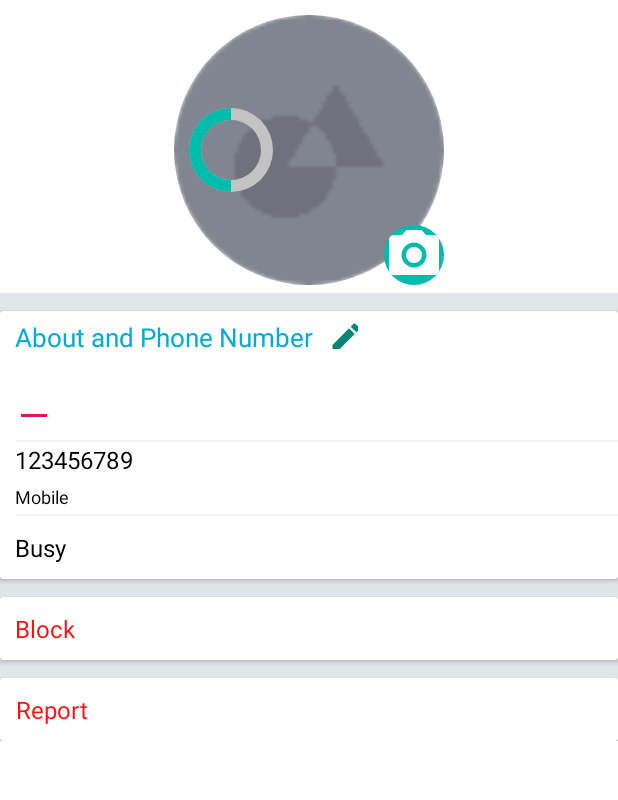
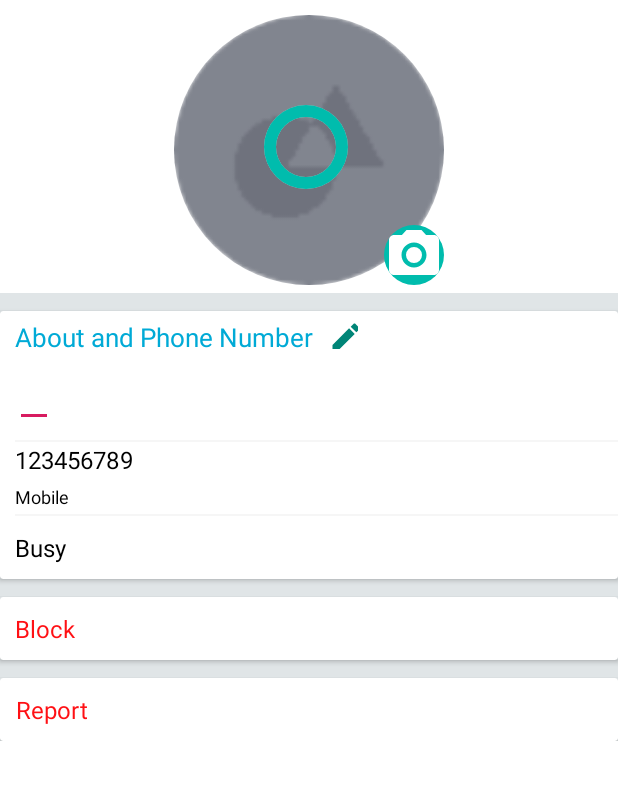
Before and after one commit to sourabh0ch/Firebase-Chatting-App, an Android app: the layout fragment_profile.xml on its own in the app's theme, with its tools: preview values and no code run, on a phone screen of 412 x 824 dp, the part 90-890 px from its top. Run offline under Robolectric (Android 15) with nearby library versions, the phone set to English and light mode, and no system bars.

Commit message:
new style added and some other minor chnages

```diff
--- a/application/app/src/main/AndroidManifest.xml
+++ b/application/app/src/main/AndroidManifest.xml
@@ -53,6 +53,11 @@
             android:theme="@style/AppThemeNoActionBar"
             android:windowSoftInputMode="adjustPan"
             />
+
+        <activity android:name=".activity.NewProfileActivity"
+            android:theme="@style/AppThemeNoActionBar"
+            android:windowSoftInputMode="adjustPan"
+            />
     </application>
 
 </manifest>
--- a/application/app/src/main/java/com/easy/easychat/activity/ChatActivity.java
+++ b/application/app/src/main/java/com/easy/easychat/activity/ChatActivity.java
@@ -134,7 +134,7 @@ public class ChatActivity extends AppCompatActivity {
         tvHeader.setOnClickListener(new View.OnClickListener() {
             @Override
             public void onClick(View view) {
-                Intent profileIntent = new Intent(ChatActivity.this, ProfileActivity.class);
+                Intent profileIntent = new Intent(ChatActivity.this, NewProfileActivity.class);
                 profileIntent.putExtra(CommonConstants.UID, chatUserId);
                 profileIntent.putExtra(CommonConstants.USER_NAME, chatUsername);
                 profileIntent.putExtra(CommonConstants.THUMB_IMAGE, chatUserImg);
--- a/application/app/src/main/res/layout/fragment_profile.xml
+++ b/application/app/src/main/res/layout/fragment_profile.xml
@@ -47,18 +47,19 @@
                     android:layout_alignEnd="@id/user_image"
                     android:layout_alignBottom="@id/user_image"
                     android:background="@drawable/background_circle"
-                    app:srcCompat="@drawable/ic_camera" />
+                    app:srcCompat="@drawable/ic_camera"
+                    android:contentDescription="@string/app_name"/>
 
                 <ProgressBar
                     android:id="@+id/ProgressBar"
                     style="?android:attr/progressBarStyleLarge"
-                    android:foregroundGravity="center"
                     android:layout_width="wrap_content"
-                    android:layout_height="wrap_content"
-                    android:layout_centerVertical="true"
+                    android:layout_height="match_parent"
+                    android:layout_marginTop="50dp"
+                    android:layout_marginStart="50dp"
                     android:contentDescription="@string/app_name"
                     android:indeterminateDrawable="@drawable/custom_progress_bar"
-                    android:progress="50" />
+                    android:progress="100" />
 
 
             </RelativeLayout>
```
Also changed, not shown: application/app/src/main/res/values/styles.xml (+7 -0 lines).
